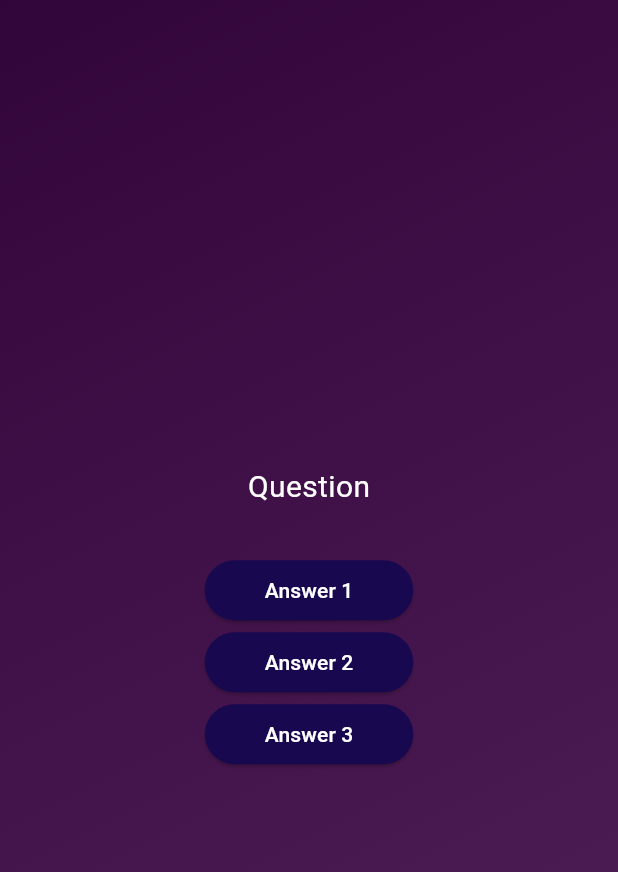
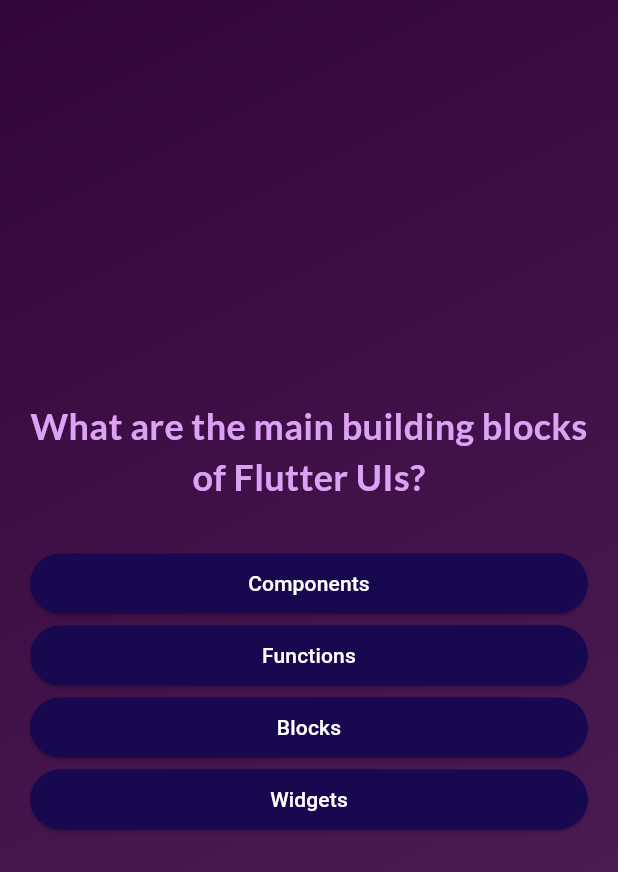
Before and after one commit to official-commandcodes/flutter-quiz, a Flutter app: the screen it shows after launch, after a tap on "Start Quiz", on a phone screen of 412 x 824 dp. Shown: the top 872 px of the screen. Run offline on Flutter 3.47's test engine with Material 3 defaults, Android fonts, the phone set to English and light mode, and no system bars; our stand-ins replace google_fonts.

```diff
--- a/lib/answer_button.dart
+++ b/lib/answer_button.dart
@@ -22,7 +22,10 @@ class AnswerButton extends StatelessWidget {
         //   borderRadius: BorderRadius.circular(40),
         // ),
       ),
-      child: Text(content),
+      child: Text(
+        content,
+        textAlign: TextAlign.center,
+      ),
     );
   }
 }
--- a/lib/models/quiz_questions.dart
+++ b/lib/models/quiz_questions.dart
@@ -3,4 +3,10 @@ class QuizQuestion {
 
   final String text;
   final List<String> answers;
+
+  List<String> getShuffledAnswer() {
+    final shuffledList = List.of(answers);
+    shuffledList.shuffle();
+    return shuffledList;
+  }
 }
--- a/lib/question_screen.dart
+++ b/lib/question_screen.dart
@@ -1,33 +1,63 @@
 import 'package:flutter/material.dart';
+import 'package:google_fonts/google_fonts.dart';
 import 'package:flutter_quiz/answer_button.dart';
+import 'package:flutter_quiz/data/questions.dart';
 
 class QuestionScreen extends StatefulWidget {
-  const QuestionScreen({super.key});
+  const QuestionScreen({
+    super.key,
+    required this.onSelectedAnswer,
+  });
+
+  final void Function(String answer) onSelectedAnswer;
 
   @override
   _QuestionScreenState createState() => _QuestionScreenState();
 }
 
 class _QuestionScreenState extends State<QuestionScreen> {
+  int currentQuestion = 0;
+
   @override
   Widget build(BuildContext context) {
+    final question = questions[currentQuestion];
+
+    void onAnswerButtonTap(String selectedAnswer) {
+      widget.onSelectedAnswer(selectedAnswer);
+
+      setState(() {
+        if (questions.length - 1 == currentQuestion) {
+          currentQuestion = 0;
+        } else {
+          currentQuestion++;
+        }
+      });
+    }
+
     return SizedBox(
       width: double.infinity,
+      child: Padding(
+        padding: const EdgeInsets.only(left: 20, right: 20),
         child: Column(
           mainAxisAlignment: MainAxisAlignment.center,
+          crossAxisAlignment: CrossAxisAlignment.stretch,
           children: [
-          const Text(
-            'Question',
-            style: TextStyle(
-              color: Colors.white,
-              fontSize: 20,
+            Text(
+              question.text,
+              style: GoogleFonts.lato(
+                color: const Color.fromARGB(255, 222, 162, 244),
+                fontSize: 24,
+                fontWeight: FontWeight.bold,
               ),
+              textAlign: TextAlign.center,
             ),
             const SizedBox(height: 30),
-          AnswerButton(content: 'Answer 1', onTap: () {}),
-          AnswerButton(content: 'Answer 2', onTap: () {}),
-          AnswerButton(content: 'Answer 3', onTap: () {}),
+            ...question.getShuffledAnswer().map(
+                  (answer) => AnswerButton(
+                      content: answer, onTap: () => onAnswerButtonTap(answer)),
+                ),
           ],
+        ),
       ),
     );
   }
--- a/lib/quiz.dart
+++ b/lib/quiz.dart
@@ -1,5 +1,7 @@
 import 'package:flutter/material.dart';
+import 'package:flutter_quiz/data/questions.dart';
 import 'package:flutter_quiz/question_screen.dart';
+import 'package:flutter_quiz/results_screen.dart';
 import 'package:flutter_quiz/start_screen.dart';
 
 class Quiz extends StatefulWidget {
@@ -10,22 +12,41 @@ class Quiz extends StatefulWidget {
 }
 
 class _QuizState extends State<Quiz> {
-  Widget? activeScreen;
-
-  @override
-  void initState() {
-    activeScreen = StartScreen(switchScreen);
-    super.initState();
-  }
+  List<String> selectedAnswer = [];
+  String activeScreen = 'start_screen';
 
   void switchScreen() {
     setState(() {
-      activeScreen = const QuestionScreen();
+      activeScreen = 'question_screen';
     });
+  }
+
+  void chooseAnswer(String answer) {
+    selectedAnswer.add(answer);
+
+    if (selectedAnswer.length == questions.length) {
+      setState(() {
+        activeScreen = 'results_screen';
+      });
+    }
   }
 
   @override
   Widget build(BuildContext context) {
+    Widget screenWidget = StartScreen(switchScreen);
+
+    if (activeScreen == 'question_screen') {
+      screenWidget = QuestionScreen(
+        onSelectedAnswer: chooseAnswer,
+      );
+    }
+
+    if (activeScreen == 'results_screen') {
+      screenWidget = ResultsScreen(
+        chosenAnswers: selectedAnswer,
+      );
+    }
+
     return MaterialApp(
       home: SafeArea(
         child: Scaffold(
@@ -37,7 +58,7 @@ class _QuizState extends State<Quiz> {
                 end: Alignment.bottomRight,
               ),
             ),
-            child: activeScreen,
+            child: screenWidget,
           ),
         ),
       ),
--- a/lib/start_screen.dart
+++ b/lib/start_screen.dart
@@ -1,4 +1,5 @@
 import 'package:flutter/material.dart';
+import 'package:google_fonts/google_fonts.dart';
 
 class StartScreen extends StatelessWidget {
   const StartScreen(this.switchScreen, {super.key});
@@ -17,11 +18,12 @@ class StartScreen extends StatelessWidget {
             color: const Color.fromARGB(112, 255, 255, 255),
           ),
           const SizedBox(height: 80),
-          const Text(
+          Text(
             'Learn Flutter the fun way!',
-            style: TextStyle(
-              fontSize: 25,
-              color: Color(0xFFF2D4F4),
+            style: GoogleFonts.poppins(
+              color: const Color.fromARGB(255, 217, 162, 244),
+              fontSize: 24,
+              fontWeight: FontWeight.w500,
             ),
           ),
           const SizedBox(height: 30),
@@ -31,7 +33,14 @@ class StartScreen extends StatelessWidget {
               foregroundColor: Colors.white,
             ),
             icon: const Icon(Icons.arrow_right_alt),
-            label: const Text('Start Quiz'),
+            label: Text(
+              'Start Quiz',
+              style: GoogleFonts.poppins(
+                color: const Color.fromARGB(255, 217, 162, 244),
+                fontSize: 16,
+                fontWeight: FontWeight.w500,
+              ),
+            ),
           )
         ],
       ),
--- a/pubspec.yaml
+++ b/pubspec.yaml
@@ -34,6 +34,7 @@ dependencies:
   # The following adds the Cupertino Icons font to your application.
   # Use with the CupertinoIcons class for iOS style icons.
   cupertino_icons: ^1.0.6
+  google_fonts: ^6.2.1
 
 dev_dependencies:
   flutter_test:
```
Also changed, not shown: lib/questions_summary.dart (added, +32 -0 lines), lib/results_screen.dart (added, +45 -0 lines), pubspec.lock, 3 other files. Lines whose indentation alone changed are shown as unchanged.
